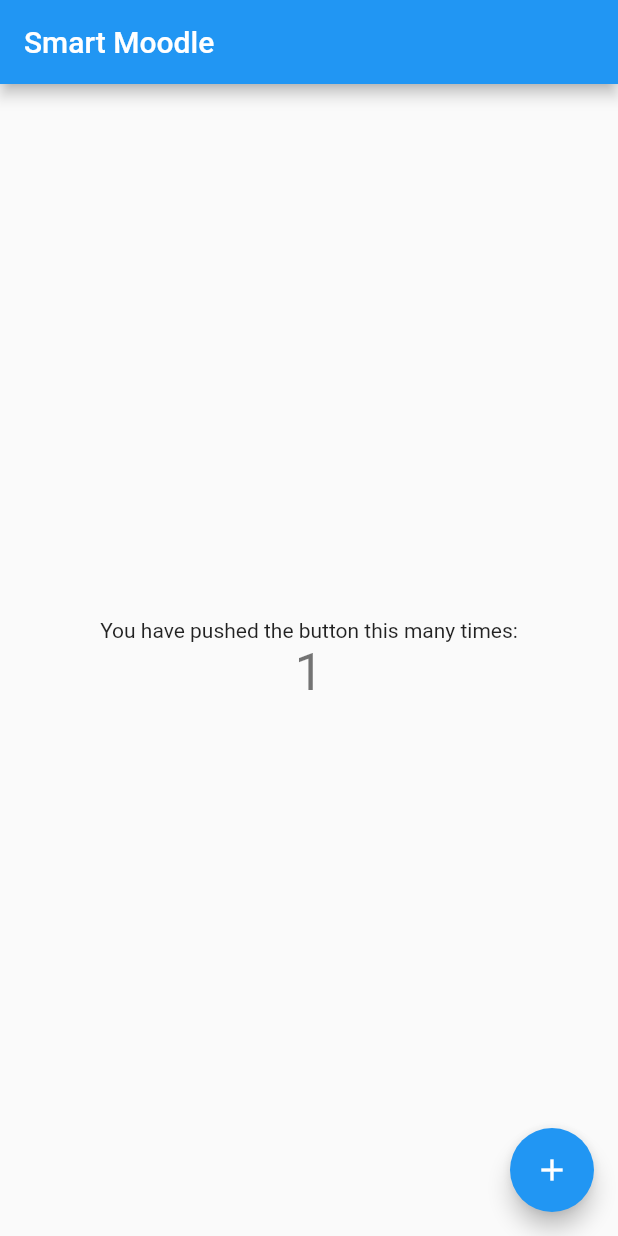
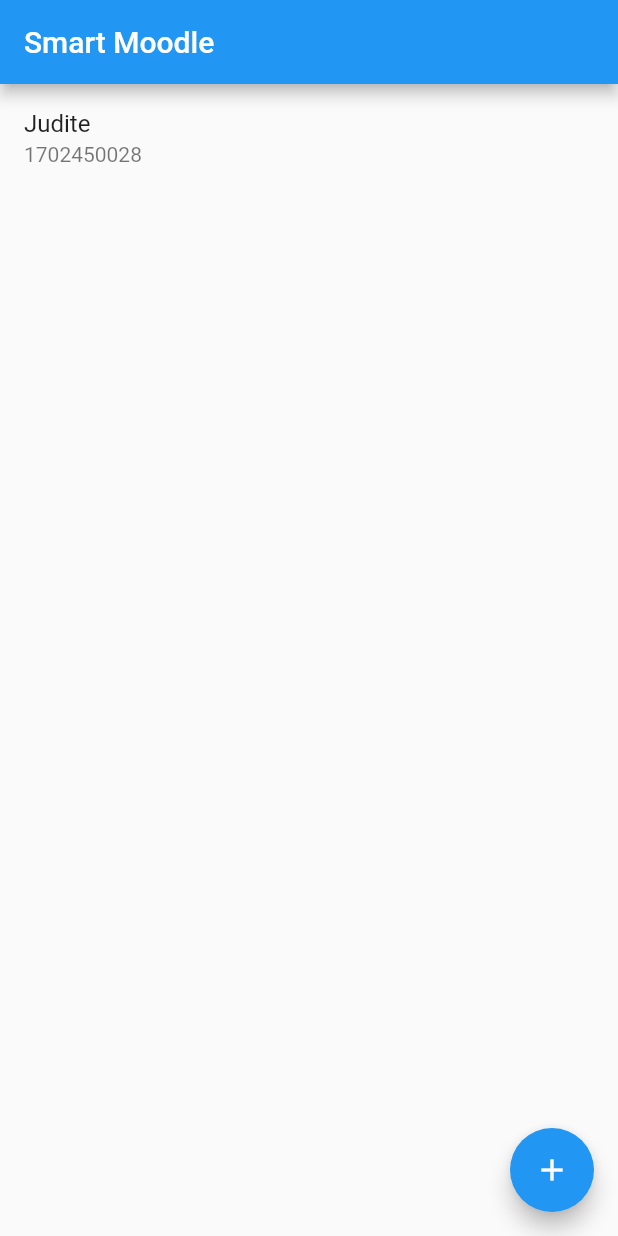
Before and after one commit to Judsonn/SmartMoodle, a Flutter app: the screen it shows after launch, after a tap on the "add" icon, on a phone screen of 412 x 824 dp. Run offline on Flutter 3.47's test engine with Material 2 defaults, Android fonts, the phone set to English and light mode, and no system bars; our stand-ins replace cloud_firestore; accounts and stored records are empty.

Commit message:
feat: list users and add user

```diff
--- a/smart_moodle/lib/main.dart
+++ b/smart_moodle/lib/main.dart
@@ -1,4 +1,5 @@
 import 'package:flutter/material.dart';
+import 'package:smart_moodle/pages/home.dart';
 
 void main() => runApp(MyApp());
 
@@ -10,53 +11,7 @@
       theme: ThemeData(
         primarySwatch: Colors.blue,
       ),
-      home: MyHomePage(title: 'Smart Moodle'),
+      home: HomePage(title: 'Smart Moodle'),
     );
   }
 }
-
-class MyHomePage extends StatefulWidget {
-  MyHomePage({Key key, this.title}) : super(key: key);
-  final String title;
-
-  @override
-  _MyHomePageState createState() => _MyHomePageState();
-}
-
-class _MyHomePageState extends State<MyHomePage> {
-  int _counter = 0;
-
-  void _incrementCounter() {
-    setState(() {
-      _counter++;
-    });
-  }
-
-  @override
-  Widget build(BuildContext context) {
-    return Scaffold(
-      appBar: AppBar(
-        title: Text(widget.title),
-      ),
-      body: Center(
-        child: Column(
-          mainAxisAlignment: MainAxisAlignment.center,
-          children: <Widget>[
-            Text(
-              'You have pushed the button this many times:',
-            ),
-            Text(
-              '$_counter',
-              style: Theme.of(context).textTheme.display1,
-            ),
-          ],
-        ),
-      ),
-      floatingActionButton: FloatingActionButton(
-        onPressed: _incrementCounter,
-        tooltip: 'Increment',
-        child: Icon(Icons.add),
-      ),
-    );
-  }
-}
--- /dev/null
+++ b/smart_moodle/lib/pages/home.dart
@@ -0,0 +1,52 @@
+import 'package:flutter/material.dart';
+
+import 'package:cloud_firestore/cloud_firestore.dart';
+
+class HomePage extends StatefulWidget {
+  HomePage({Key key, this.title}) : super(key: key);
+  final String title;
+
+  @override
+  _HomePageState createState() => _HomePageState();
+}
+
+class _HomePageState extends State<HomePage> {
+
+  void addUser() {
+    Firestore.instance.collection('users').document().setData({ 'name': 'Judite', 'code': '1702450028' });
+  }
+
+  @override
+  Widget build(BuildContext context) {
+    return Scaffold(
+      appBar: AppBar(
+        title: Text(widget.title),
+      ),
+      body: StreamBuilder<QuerySnapshot>(
+        stream: Firestore.instance.collection('users').snapshots(),
+        builder: (BuildContext context, AsyncSnapshot<QuerySnapshot> snapshot) {
+          if (snapshot.hasError) return new Text('Error: ${snapshot.error}');
+          switch (snapshot.connectionState) {
+            case ConnectionState.waiting:
+              return new Text('Carregando...');
+            default:
+              return new ListView(
+                children:
+                    snapshot.data.documents.map((DocumentSnapshot document) {
+                  return new ListTile(
+                    title: new Text(document['name']),
+                    subtitle: new Text(document['code']),
+                  );
+                }).toList(),
+              );
+          }
+        },
+      ),
+      floatingActionButton: FloatingActionButton(
+        onPressed: addUser,
+        tooltip: "Adicionar um novo usuário",
+        child: Icon(Icons.add),
+      ),
+    );
+  }
+}
```
